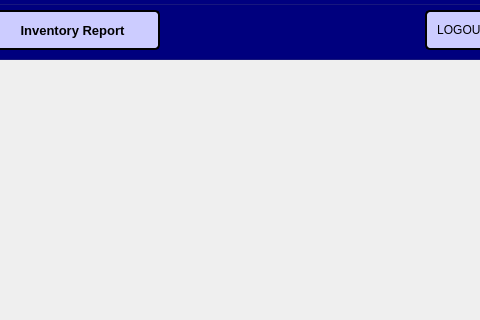
First picture: the form in BulkClub/manager.ui, repository JShinozuka/Project2, before the edit; both pictures show x 635 to 1115 and y 0 to 320 of the 1200 by 700 pixel window.
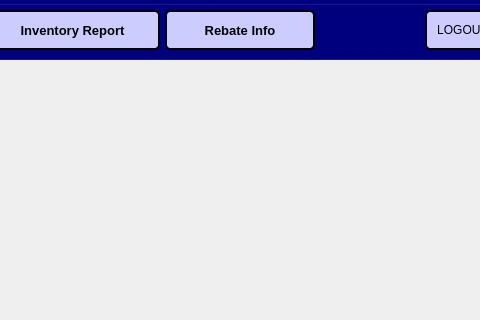
Second picture: the form after the edit.

What changed in the file:
```diff
--- a/BulkClub/manager.ui
+++ b/BulkClub/manager.ui
@@ -185,6 +185,39 @@
      <string>HOME</string>
     </property>
    </widget>
+   <widget class="QPushButton" name="salesButton_2">
+    <property name="geometry">
+     <rect>
+      <x>800</x>
+      <y>10</y>
+      <width>150</width>
+      <height>40</height>
+     </rect>
+    </property>
+    <property name="maximumSize">
+     <size>
+      <width>16777215</width>
+      <height>16777215</height>
+     </size>
+    </property>
+    <property name="font">
+     <font>
+      <pointsize>10</pointsize>
+      <weight>75</weight>
+      <bold>true</bold>
+     </font>
+    </property>
+    <property name="styleSheet">
+     <string notr="true">background-color:#ccccff;
+border-style: solid;
+border-color: black;
+border-width: 2px;
+border-radius: 5px;</string>
+    </property>
+    <property name="text">
+     <string>Rebate Info</string>
+    </property>
+   </widget>
   </widget>
   <widget class="QStackedWidget" name="stackedWidget">
    <property name="geometry">
```
